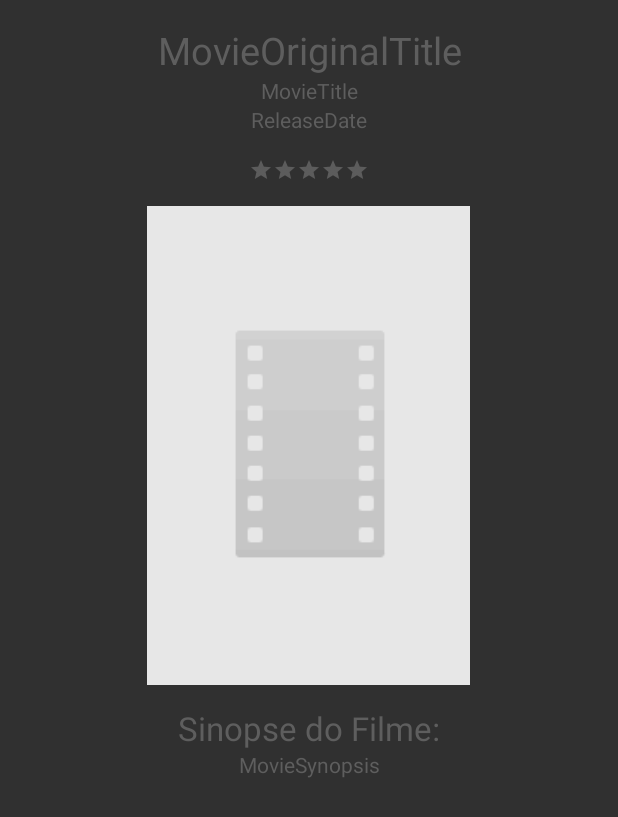
After one commit to ericksonDyeggo/tmdb_app, an Android app: the layout activity_details.xml on its own in the app's theme, with its tools: preview values and no code run, on a phone screen of 412 x 824 dp. The commit adds this screen. Shown: the top 817 px of the screen. Run offline under Robolectric (Android 15) with nearby library versions, the phone set to English and light mode, and no system bars.

Commit message:
Add feature movie details

```diff
--- a/app/src/main/AndroidManifest.xml
+++ b/app/src/main/AndroidManifest.xml
@@ -17,6 +17,7 @@
                 <category android:name="android.intent.category.LAUNCHER" />
             </intent-filter>
         </activity>
+        <activity android:parentActivityName=".MainActivity_" android:name=".DetailsActivity_"></activity>
     </application>
 
 </manifest>
--- a/app/src/main/java/com/example/themoviedb/themoviedatabaseapp/custom/adapter/ImageAdapter.java
+++ b/app/src/main/java/com/example/themoviedb/themoviedatabaseapp/custom/adapter/ImageAdapter.java
@@ -66,7 +66,7 @@ public class ImageAdapter extends BaseAdapter {
 
 //        Load images using Picasso
         Picasso.with(mContext)
-                .load(getItem(position).getPosterPath())
+                .load(getItem(position).getPosterPath(Movie.W92))
                 .placeholder(R.mipmap.timthumb)
                 .error(R.mipmap.timthumb)
                 .noFade()
--- /dev/null
+++ b/app/src/main/res/layout/activity_details.xml
@@ -0,0 +1,76 @@
+<?xml version="1.0" encoding="utf-8"?>
+<LinearLayout xmlns:android="http://schemas.android.com/apk/res/android"
+    android:layout_width="match_parent"
+    android:layout_height="match_parent"
+    android:orientation="vertical"
+    android:paddingBottom="@dimen/activity_vertical_margin"
+    android:paddingLeft="@dimen/activity_horizontal_margin"
+    android:paddingRight="@dimen/activity_horizontal_margin"
+    android:paddingTop="@dimen/activity_vertical_margin">
+
+    <ScrollView
+        android:layout_width="match_parent"
+        android:layout_height="match_parent">
+
+        <LinearLayout
+            android:layout_width="match_parent"
+            android:layout_height="match_parent"
+            android:orientation="vertical">
+
+            <TextView
+                android:id="@+id/movieOriginalTitleTextView"
+                style="@style/ActivityTitle"
+                android:layout_width="match_parent"
+                android:layout_height="wrap_content"
+                android:text="MovieOriginalTitle" />
+
+            <TextView
+                android:id="@+id/movieTitleTextView"
+                style="@style/ActivityText"
+                android:layout_width="match_parent"
+                android:layout_height="wrap_content"
+                android:text="MovieTitle" />
+
+            <TextView
+                android:id="@+id/movieReleaseDateTextView"
+                style="@style/ActivityText"
+                android:layout_width="match_parent"
+                android:layout_height="wrap_content"
+                android:layout_marginBottom="@dimen/activity_vertical_margin"
+                android:text="ReleaseDate" />
+
+            <RatingBar
+                android:id="@+id/voteAverageRatingRatingBar"
+                style="?android:attr/ratingBarStyleSmall"
+                android:layout_width="wrap_content"
+                android:layout_height="wrap_content"
+                android:layout_gravity="center_horizontal"
+                android:layout_marginBottom="@dimen/activity_vertical_margin"
+                android:isIndicator="true"
+                android:numStars="5" />
+
+            <ImageView
+                android:id="@+id/moviePosterImageView"
+                android:layout_width="wrap_content"
+                android:layout_height="wrap_content"
+                android:layout_gravity="center_horizontal"
+                android:src="@mipmap/timthumb" />
+
+            <TextView
+                style="@style/ActivitySubTitle"
+                android:layout_width="match_parent"
+                android:layout_height="wrap_content"
+                android:text="@string/movie_synopsis" />
+
+            <TextView
+                android:id="@+id/movieSynopsisTextView"
+                style="@style/ActivityText"
+                android:layout_width="match_parent"
+                android:layout_height="wrap_content"
+                android:text="MovieSynopsis" />
+
+        </LinearLayout>
+
+    </ScrollView>
+
+</LinearLayout>
--- a/app/src/main/res/layout/activity_main.xml
+++ b/app/src/main/res/layout/activity_main.xml
@@ -4,10 +4,6 @@
     android:id="@+id/activity_main"
     android:layout_width="match_parent"
     android:layout_height="match_parent"
-    android:paddingBottom="@dimen/activity_vertical_margin"
-    android:paddingLeft="@dimen/activity_horizontal_margin"
-    android:paddingRight="@dimen/activity_horizontal_margin"
-    android:paddingTop="@dimen/activity_vertical_margin"
     tools:context="com.example.themoviedb.themoviedatabaseapp.MainActivity">
 
     <GridView xmlns:android="http://schemas.android.com/apk/res/android"
@@ -15,7 +11,7 @@
         android:layout_width="fill_parent"
         android:layout_height="fill_parent"
         android:numColumns="auto_fit"
-        android:columnWidth="45dp"
+        android:columnWidth="50dp"
         android:horizontalSpacing="0dp"
         android:verticalSpacing="0dp"
         android:gravity="center"
--- a/app/src/main/res/values/colors.xml
+++ b/app/src/main/res/values/colors.xml
@@ -3,4 +3,6 @@
     <color name="colorPrimary">#3F51B5</color>
     <color name="colorPrimaryDark">#303F9F</color>
     <color name="colorAccent">#FF4081</color>
+
+    <color name="activityTextColor">#5e5e5e</color>
 </resources>
--- a/app/src/main/res/values/dimens.xml
+++ b/app/src/main/res/values/dimens.xml
@@ -1,5 +1,10 @@
 <resources>
     <!-- Default screen margins, per the Android Design guidelines. -->
-    <dimen name="activity_horizontal_margin">0dp</dimen>
-    <dimen name="activity_vertical_margin">0dp</dimen>
+    <dimen name="activity_horizontal_margin">16dp</dimen>
+    <dimen name="activity_vertical_margin">16dp</dimen>
+
+    <!--Text dimens-->
+    <dimen name="activity_title">25sp</dimen>
+    <dimen name="activity_subtitle">22sp</dimen>
+    <dimen name="activity_text">14sp</dimen>
 </resources>
--- a/app/src/main/res/values/strings.xml
+++ b/app/src/main/res/values/strings.xml
@@ -1,3 +1,7 @@
 <resources>
     <string name="app_name">The Movie Database App</string>
+    <string name="loading">Carregando</string>
+    <string name="movie_synopsis">Sinopse do Filme:</string>
+    <string name="user_review">Avaliação do Usuário:</string>
+    <string name="no_overview">Sinopse não encontrada</string>
 </resources>
--- a/app/src/main/res/values/styles.xml
+++ b/app/src/main/res/values/styles.xml
@@ -8,4 +8,22 @@
         <item name="colorAccent">@color/colorAccent</item>
     </style>
 
+    <style name="ActivityTitle" parent="ActivityTextBase">
+        <item name="android:textSize">@dimen/activity_title</item>
+    </style>
+
+    <style name="ActivitySubTitle" parent="ActivityTextBase">
+        <item name="android:layout_marginTop">@dimen/activity_text</item>
+        <item name="android:textSize">@dimen/activity_subtitle</item>
+    </style>
+
+    <style name="ActivityText" parent="ActivityTextBase">
+        <item name="android:textSize">@dimen/activity_text</item>
+    </style>
+
+    <style name="ActivityTextBase">
+        <item name="android:gravity">center_horizontal</item>
+        <item name="android:textColor">@color/activityTextColor</item>
+    </style>
+
 </resources>
```
Also changed, not shown: app/src/main/java/com/example/themoviedb/themoviedatabaseapp/DetailsActivity.java (added, +91 -0 lines), app/src/main/java/com/example/themoviedb/themoviedatabaseapp/MainActivity.java (+28 -12 lines), app/src/main/java/com/example/themoviedb/themoviedatabaseapp/model/Movie.java (+31 -11 lines), app/src/main/java/com/example/themoviedb/themoviedatabaseapp/rest_client/TMDBService.java (+2 -6 lines).
